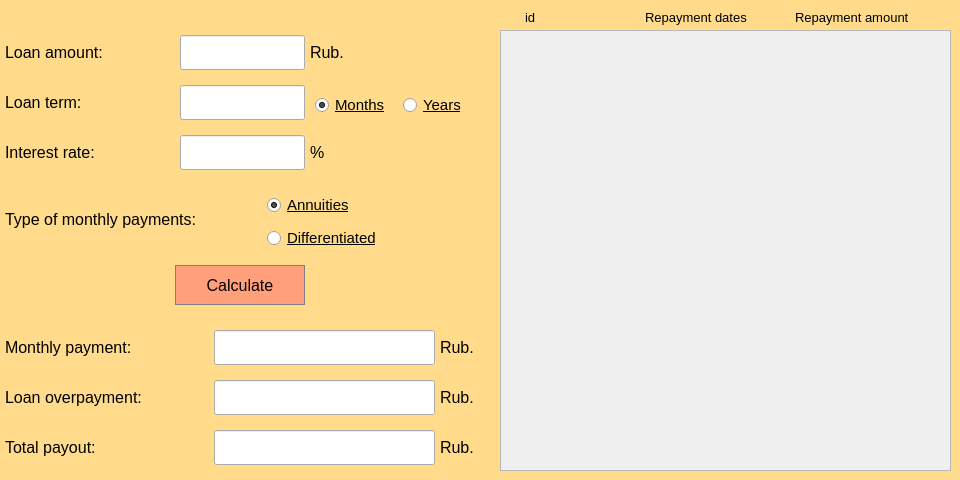
Above: src/view/credit/view_credit.ui from burshlatt/CPP_Qt_SmartCalc before the change. Below: the same form after it.
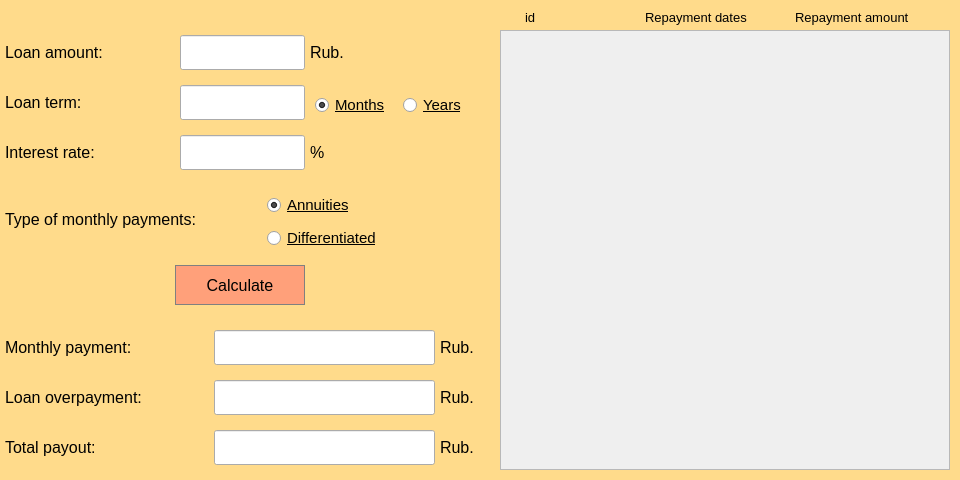
That is the form after the change.

What changed in the file:
```diff
--- a/src/view/credit/view_credit.ui
+++ b/src/view/credit/view_credit.ui
@@ -65,55 +65,6 @@
      <string>Monthly payment:</string>
     </property>
    </widget>
-   <widget class="QLineEdit" name="lePercent">
-    <property name="geometry">
-     <rect>
-      <x>180</x>
-      <y>135</y>
-      <width>125</width>
-      <height>35</height>
-     </rect>
-    </property>
-    <property name="font">
-     <font>
-      <pointsize>12</pointsize>
-     </font>
-    </property>
-   </widget>
-   <widget class="QWidget" name="verticalLayoutWidget">
-    <property name="geometry">
-     <rect>
-      <x>500</x>
-      <y>30</y>
-      <width>451</width>
-      <height>441</height>
-     </rect>
-    </property>
-    <layout class="QVBoxLayout" name="tableLayout">
-     <item>
-      <widget class="QScrollArea" name="saTableScroll">
-       <property name="font">
-        <font>
-         <pointsize>12</pointsize>
-        </font>
-       </property>
-       <property name="widgetResizable">
-        <bool>true</bool>
-       </property>
-       <widget class="QWidget" name="scrollAreaWidgetContents_2">
-        <property name="geometry">
-         <rect>
-          <x>0</x>
-          <y>0</y>
-          <width>447</width>
-          <height>437</height>
-         </rect>
-        </property>
-       </widget>
-      </widget>
-     </item>
-    </layout>
-   </widget>
    <widget class="QLabel" name="label_13">
     <property name="geometry">
      <rect>
@@ -647,6 +598,44 @@
      <bool>true</bool>
     </property>
    </widget>
+   <widget class="QScrollArea" name="saTable">
+    <property name="geometry">
+     <rect>
+      <x>500</x>
+      <y>30</y>
+      <width>450</width>
+      <height>440</height>
+     </rect>
+    </property>
+    <property name="widgetResizable">
+     <bool>true</bool>
+    </property>
+    <widget class="QWidget" name="scrollAreaWidgetContents">
+     <property name="geometry">
+      <rect>
+       <x>0</x>
+       <y>0</y>
+       <width>448</width>
+       <height>438</height>
+      </rect>
+     </property>
+    </widget>
+   </widget>
+   <widget class="QLineEdit" name="lePercent">
+    <property name="geometry">
+     <rect>
+      <x>180</x>
+      <y>135</y>
+      <width>125</width>
+      <height>35</height>
+     </rect>
+    </property>
+    <property name="font">
+     <font>
+      <pointsize>12</pointsize>
+     </font>
+    </property>
+   </widget>
   </widget>
  </widget>
  <resources/>
```
